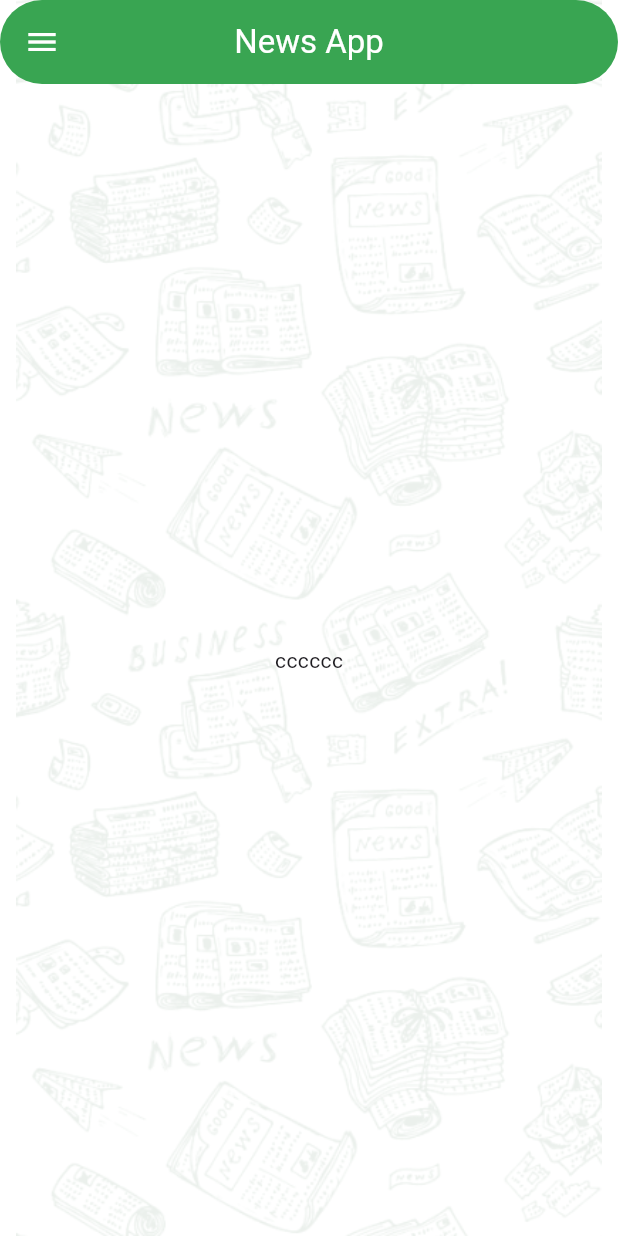
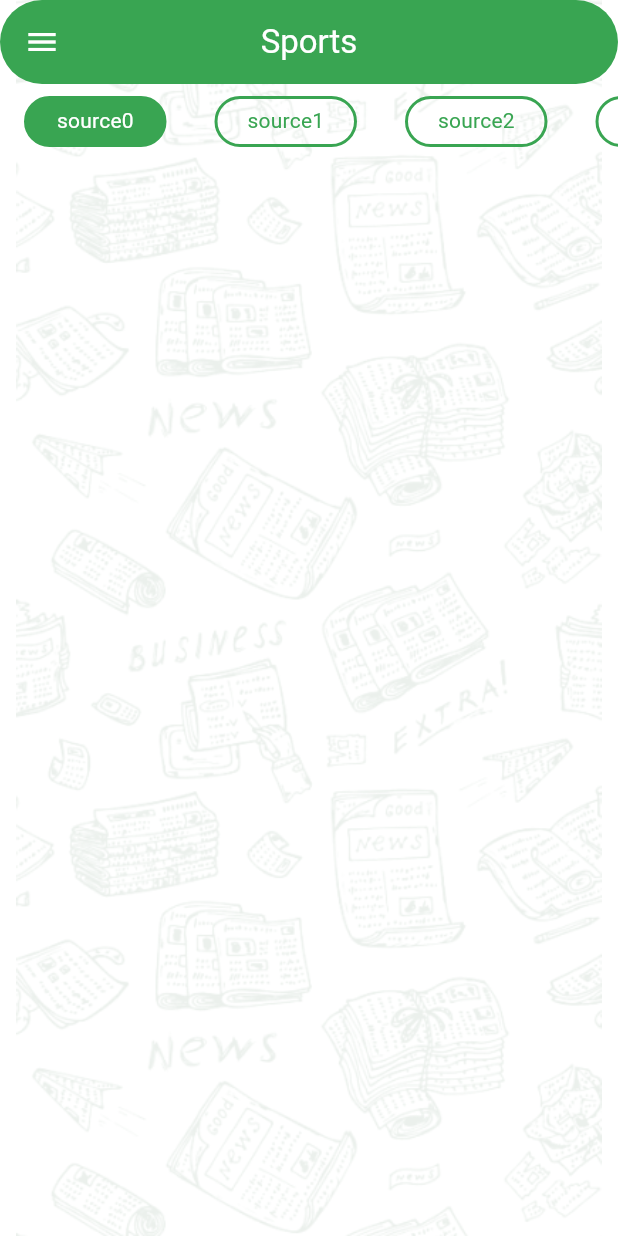
Before and after one commit to ereny-svg/NewsApp, a Flutter app: the screen it shows after launch, after a tap on "Sports", on a phone screen of 412 x 824 dp. Run offline on Flutter 3.47's test engine with Material 3 defaults, Android fonts, the phone set to English and light mode, and no system bars.

Commit message:
finish tap ui

```diff
--- a/lib/app_theme.dart
+++ b/lib/app_theme.dart
@@ -19,6 +19,8 @@ class AppTheme {
               fontSize: 22, fontWeight: FontWeight.w400, color: white)),
       primaryColor: primaryLight,
       textTheme: TextTheme(
+          titleMedium: TextStyle(
+              fontSize: 14, fontWeight: FontWeight.w400, color: black),
           titleLarge: TextStyle(
               fontSize: 22, fontWeight: FontWeight.bold, color: white)));
 }
--- a/lib/categories/category_details.dart
+++ b/lib/categories/category_details.dart
@@ -1,11 +1,22 @@
 import 'package:flutter/material.dart';
+import 'package:newsapp/models/source.dart';
+import 'package:newsapp/tabs/sources_tabs.dart';
 
-class CategoryDetails extends StatelessWidget {
-  String categoryId='';
-CategoryDetails({required this.categoryId});
+class CategoryDetails extends StatefulWidget {
+  String categoryId = '';
+  CategoryDetails({required this.categoryId});
 
   @override
+  State<CategoryDetails> createState() => _CategoryDetailsState();
+}
+
+class _CategoryDetailsState extends State<CategoryDetails> {
+  List<Source> sources =
+      List.generate(10, (index) => Source(id: '$index', name: 'source$index'));
+  @override
   Widget build(BuildContext context) {
-    return Center(child: Text('cccccc'));
+    return SourcesTabs(
+      sources: sources,
+    );
   }
 }
--- a/lib/home_screen.dart
+++ b/lib/home_screen.dart
@@ -24,7 +24,12 @@ class _HomeScreenState extends State<HomeScreen> {
           image:
               DecorationImage(image: AssetImage('assets/images/pattern.png'))),
       child: Scaffold(
-        appBar: AppBar(title: Text('News App')),
+        appBar: AppBar(
+            title: Text(selectedCategory != null
+                ? selectedCategory!.name
+                : selectedItem == DrawerItem.categories
+                    ? 'News App'
+                    : 'Settings')),
         drawer: HomeDrawer(
           onItemSelected: onDrawerItemChange,
         ),
--- /dev/null
+++ b/lib/models/source.dart
@@ -0,0 +1,5 @@
+class Source {
+  String id;
+  String name;
+  Source({required this.id,required this.name});
+}
--- /dev/null
+++ b/lib/tabs/sources_tabs.dart
@@ -0,0 +1,43 @@
+import 'package:flutter/material.dart';
+import 'package:newsapp/models/source.dart';
+import 'package:newsapp/tabs/tab_item.dart';
+
+class SourcesTabs extends StatefulWidget {
+  SourcesTabs({super.key, required this.sources});
+  List<Source> sources;
+
+  @override
+  State<SourcesTabs> createState() => _SourcesTabsState();
+}
+
+class _SourcesTabsState extends State<SourcesTabs> {
+  int selectedTapIndex = 0;
+  @override
+  Widget build(BuildContext context) {
+    return Column(
+      children: [
+        DefaultTabController(
+          length: widget.sources.length,
+          child: TabBar(
+              onTap: (index) {
+                selectedTapIndex = index;
+                setState(() {});
+              },
+              dividerColor: Colors.transparent,
+              indicatorColor: Colors.transparent,
+              tabAlignment: TabAlignment.start,
+              isScrollable: true,
+              tabs: widget.sources
+                  .map((Source) => TabItems(
+                        sourceName: Source.name,
+                        isSelected:
+                            selectedTapIndex == widget.sources.indexOf(Source)
+                                ? true
+                                : false,
+                      ))
+                  .toList()),
+        )
+      ],
+    );
+  }
+}
--- /dev/null
+++ b/lib/tabs/tab_item.dart
@@ -0,0 +1,27 @@
+import 'package:flutter/material.dart';
+import 'package:newsapp/app_theme.dart';
+
+class TabItems extends StatelessWidget {
+  String sourceName;
+  bool isSelected;
+  TabItems({required this.sourceName, required this.isSelected});
+  @override
+  Widget build(BuildContext context) {
+    return Container(
+      margin: EdgeInsets.symmetric(vertical: 8),
+      alignment: Alignment.center,
+      width: 95,
+      height: 34,
+      decoration: BoxDecoration(
+          color:
+              isSelected == true ? AppTheme.primaryLight : Colors.transparent,
+          border: Border.all(width: 2, color: AppTheme.primaryLight),
+          borderRadius: BorderRadius.circular(25)),
+      child: Text(
+        sourceName,
+        style: Theme.of(context).textTheme.titleMedium!.copyWith(
+            color: isSelected == true ? AppTheme.white : AppTheme.primaryLight),
+      ),
+    );
+  }
+}
```
